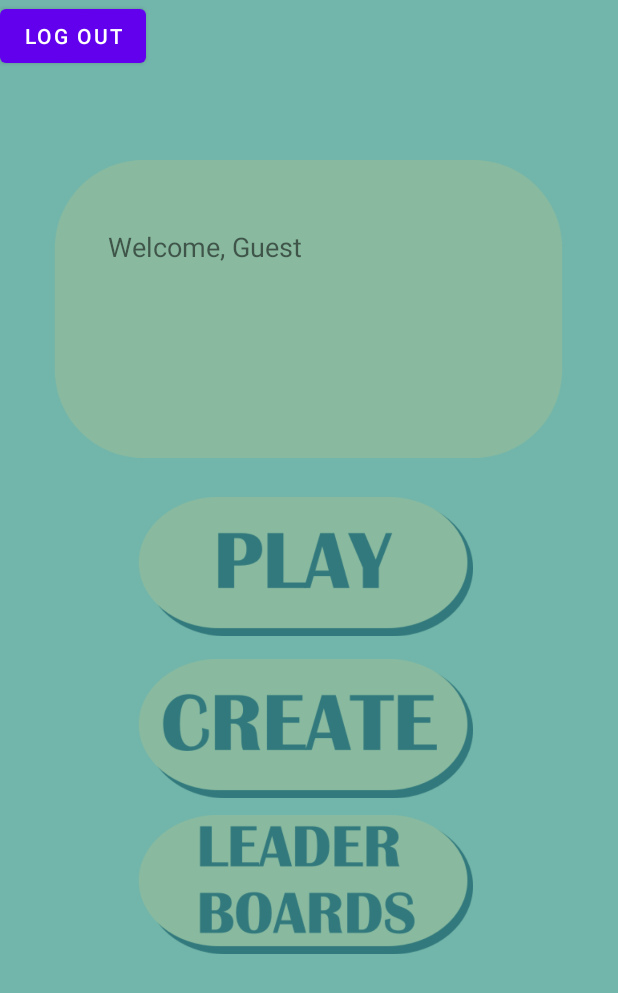
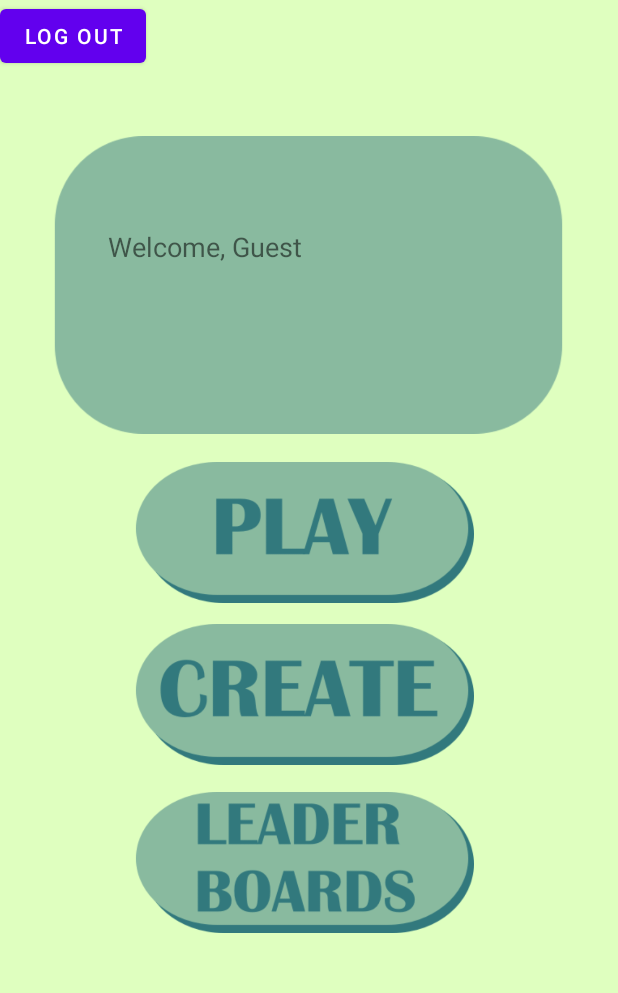
Before and after one commit to yosephkimm/Scavenge, an Android app: the HomeFragment screen opened through its navigation route, on a phone screen of 412 x 824 dp. Shown: the top 993 px of the screen. Run offline under Robolectric (Android 15) with nearby library versions, the phone set to English and light mode, and no system bars; our stand-ins replace navigation-ui.

Commit message:
added title screen. added dialogue window to appear when guest tries to create scavenger hunt.

```diff
--- a/app/src/main/java/com/example/scavenger/FirstFragment.java
+++ b/app/src/main/java/com/example/scavenger/FirstFragment.java
@@ -32,7 +32,7 @@ public class FirstFragment extends Fragment {
     public void onViewCreated(@NonNull View view, Bundle savedInstanceState) {
         super.onViewCreated(view, savedInstanceState);
 
-        getView().setBackgroundColor(getResources().getColor(R.color.turquoise));
+        getView().setBackgroundColor(getResources().getColor(R.color.avocado));
     }
 
 
--- a/app/src/main/java/com/example/scavenger/HomeFragment.java
+++ b/app/src/main/java/com/example/scavenger/HomeFragment.java
@@ -5,6 +5,7 @@ import android.graphics.Color;
 import android.os.Bundle;
 
 import androidx.annotation.NonNull;
+import androidx.fragment.app.DialogFragment;
 import androidx.fragment.app.Fragment;
 import androidx.navigation.fragment.NavHostFragment;
 
@@ -28,6 +29,8 @@ public class HomeFragment extends Fragment {
     private GoogleSignInOptions gso; // for sign in process
     private GoogleSignInClient gsc; // for sign in process
 
+    private boolean isGuest;
+
     @Override
     public View onCreateView(
             LayoutInflater inflater, ViewGroup container,
@@ -41,8 +44,10 @@ public class HomeFragment extends Fragment {
 
     public void onViewCreated(@NonNull View view, Bundle savedInstanceState) {
         super.onViewCreated(view, savedInstanceState);
-        getView().setBackgroundColor(getResources().getColor(R.color.turquoise));
+        getView().setBackgroundColor(getResources().getColor(R.color.avocado));
 
+
+        // set play button to go to playhunt fragment
         binding.playbutton.setOnClickListener(new View.OnClickListener() {
             @Override
             public void onClick(View view) {
@@ -51,10 +56,21 @@ public class HomeFragment extends Fragment {
             }
         });
 
+        // set log out button to sign out and return to login screen
         binding.logout.setOnClickListener(new View.OnClickListener(){
             @Override
             public void onClick(View view) {
                 SignOut();
+            }
+        });
+
+        binding.createhuntbutton.setOnClickListener(new View.OnClickListener(){
+            @Override
+            public void onClick(View view) {
+                if (isGuest) {
+                    DialogFragment newFragment = new LoginDialogueFragment();
+                    newFragment.show(getFragmentManager(), "game");
+                }
             }
         });
 
@@ -67,8 +83,10 @@ public class HomeFragment extends Fragment {
         // set name and email text located in login activity
         if (account != null) {
             binding.name.setText("Welcome, " + account.getDisplayName());
+            isGuest = false;
         } else {
             binding.name.setText("Welcome, Guest");
+            isGuest = true;
         }
 
     }
@@ -85,7 +103,6 @@ public class HomeFragment extends Fragment {
         });
     }
 
-
     @Override
     public void onDestroyView() {
         super.onDestroyView();
--- a/app/src/main/java/com/example/scavenger/MainActivity.java
+++ b/app/src/main/java/com/example/scavenger/MainActivity.java
@@ -79,8 +79,6 @@ public class MainActivity extends AppCompatActivity {
 
 
 }
-
-
 
     /*
      * Get the Google sign in intent and invoke the onActivityResult method
--- a/app/src/main/res/layout/fragment_home.xml
+++ b/app/src/main/res/layout/fragment_home.xml
@@ -6,48 +6,48 @@
     android:layout_height="match_parent"
     tools:context=".HomeFragment">
 
+
     <ImageView
         android:id="@+id/homeblock"
         android:layout_width="339dp"
         android:layout_height="220dp"
         android:layout_centerInParent="true"
         android:layout_marginStart="36dp"
-        android:layout_marginTop="96dp"
+        android:layout_marginTop="80dp"
         android:src="@drawable/homeblock"
         app:layout_constraintStart_toStartOf="parent"
         app:layout_constraintTop_toTopOf="parent" />
 
     <ImageView
-        android:id="@+id/createhuntbutton"
-        android:layout_width="223dp"
-        android:layout_height="163dp"
+        android:id="@+id/playbutton"
+        android:layout_width="230dp"
+        android:layout_height="94dp"
         android:layout_centerInParent="true"
-        android:layout_marginStart="92dp"
-        android:layout_marginTop="404dp"
-        android:src="@drawable/createhuntbutton"
+        android:layout_marginStart="88dp"
+        android:layout_marginTop="308dp"
+        android:src="@drawable/playbutton"
         app:layout_constraintStart_toStartOf="parent"
         app:layout_constraintTop_toTopOf="parent" />
 
-
     <ImageView
         android:id="@+id/leaderboardbutton"
-        android:layout_width="223dp"
-        android:layout_height="163dp"
+        android:layout_width="230dp"
+        android:layout_height="94dp"
         android:layout_centerInParent="true"
-        android:layout_marginStart="92dp"
-        android:layout_marginTop="508dp"
+        android:layout_marginStart="88dp"
+        android:layout_marginTop="528dp"
         android:src="@drawable/leaderboardbutton"
         app:layout_constraintStart_toStartOf="parent"
         app:layout_constraintTop_toTopOf="parent" />
 
     <ImageView
-        android:id="@+id/playbutton"
-        android:layout_width="223dp"
-        android:layout_height="163dp"
+        android:id="@+id/createhuntbutton"
+        android:layout_width="230dp"
+        android:layout_height="94dp"
         android:layout_centerInParent="true"
-        android:layout_marginStart="92dp"
-        android:layout_marginTop="296dp"
-        android:src="@drawable/playbutton"
+        android:layout_marginStart="88dp"
+        android:layout_marginTop="416dp"
+        android:src="@drawable/createhuntbutton"
         app:layout_constraintStart_toStartOf="parent"
         app:layout_constraintTop_toTopOf="parent" />
 
```
Also changed, not shown: app/src/main/java/com/example/scavenger/LoginDialogueFragment.java (added, +61 -0 lines), app/src/main/res/layout/fragment_first.xml (+11 -0 lines), app/src/main/res/layout/fragment_login_dialogue.xml (added, +14 -0 lines), app/src/main/res/drawable/title.png (added).
